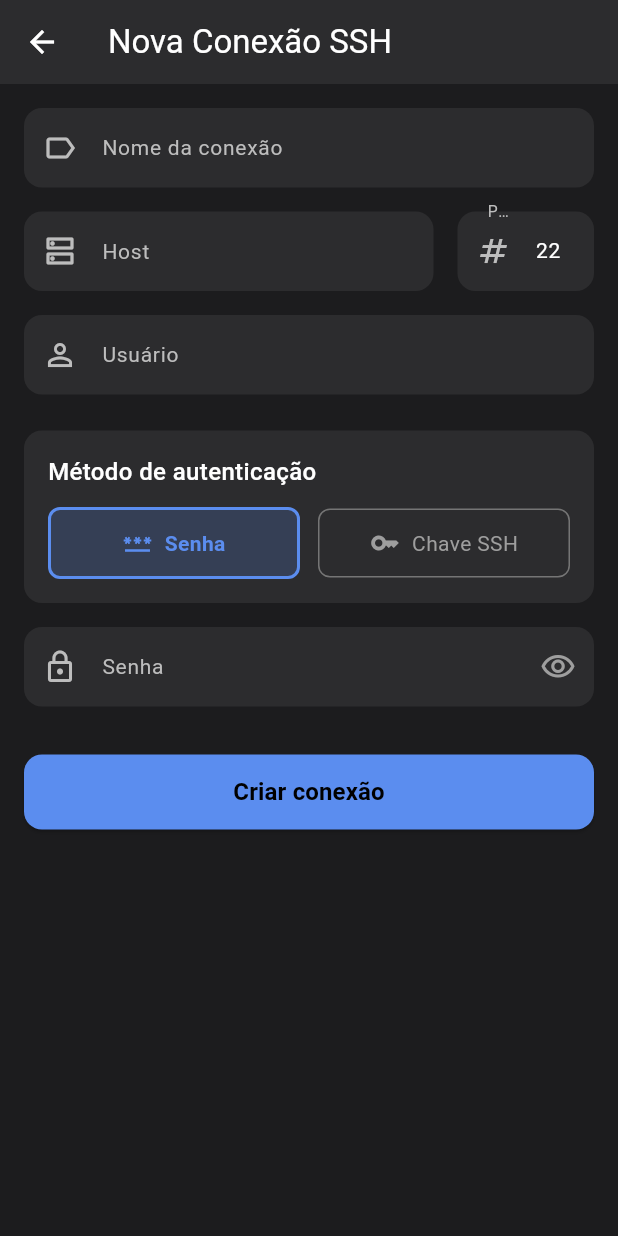
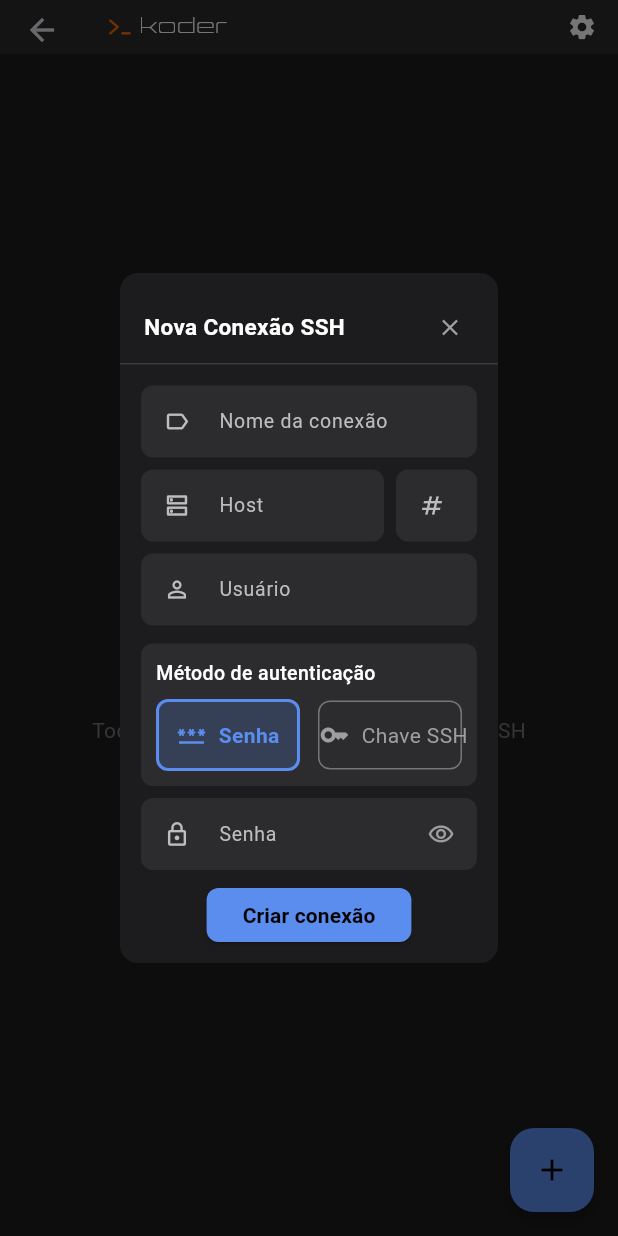
Before and after one commit to ropermen/c-term, a Flutter app: the HomeScreen screen opened directly, after a tap on the "add" icon, on a phone screen of 412 x 824 dp. Run offline on Flutter 3.47's test engine with Material 3 defaults, Android fonts, the phone set to English and light mode, and no system bars; our stand-ins replace flutter_secure_storage, local_auth, package_info_plus, wakelock_plus, web; missing offline and left inert: dart:js_interop, dart:ui_web, dartssh2, xterm; accounts and stored records are empty; network calls fail.

Commit message:
Make connection forms compact modal dialogs on web
- Dialog uses SingleChildScrollView with mainAxisSize.min so it only
  takes the space it needs instead of expanding to maxHeight
- Reduced maxWidth to 380px, tighter padding and field spacing
- Also updated legacy home_screen to use dialogs

Co-Authored-By: Claude Opus 4.6 <noreply@anthropic.com>

```diff
--- a/lib/screens/connection_form_screen.dart
+++ b/lib/screens/connection_form_screen.dart
@@ -135,29 +135,30 @@ class _ConnectionFormScreenState extends State<ConnectionFormScreen> {
 
     return Dialog(
       backgroundColor: const Color(0xFF1C1C1E),
-      shape: RoundedRectangleBorder(borderRadius: BorderRadius.circular(16)),
+      shape: RoundedRectangleBorder(borderRadius: BorderRadius.circular(12)),
+      insetPadding: const EdgeInsets.symmetric(horizontal: 80, vertical: 40),
       child: ConstrainedBox(
-        constraints: const BoxConstraints(maxWidth: 440, maxHeight: 600),
+        constraints: const BoxConstraints(maxWidth: 380),
+        child: Form(
+          key: _formKey,
+          child: SingleChildScrollView(
             child: Column(
               mainAxisSize: MainAxisSize.min,
+              crossAxisAlignment: CrossAxisAlignment.stretch,
               children: [
                 // Title bar
-            Container(
-              padding: const EdgeInsets.symmetric(horizontal: 16, vertical: 12),
-              decoration: const BoxDecoration(
-                color: Color(0xFF2C2C2E),
-                borderRadius: BorderRadius.vertical(top: Radius.circular(16)),
-              ),
+                Padding(
+                  padding: const EdgeInsets.fromLTRB(16, 12, 8, 0),
                   child: Row(
                     children: [
                       Expanded(
                         child: Text(
                           title,
-                      style: const TextStyle(color: Colors.white, fontSize: 16, fontWeight: FontWeight.w600),
+                          style: const TextStyle(color: Colors.white, fontSize: 15, fontWeight: FontWeight.w600),
                         ),
                       ),
                       IconButton(
-                    icon: const Icon(Icons.close, color: Colors.grey, size: 20),
+                        icon: const Icon(Icons.close, color: Colors.grey, size: 18),
                         onPressed: () => Navigator.of(context).pop(),
                         padding: EdgeInsets.zero,
                         constraints: const BoxConstraints(minWidth: 28, minHeight: 28),
@@ -165,18 +166,18 @@ class _ConnectionFormScreenState extends State<ConnectionFormScreen> {
                     ],
                   ),
                 ),
+                const Divider(color: Color(0xFF3A3A3C), height: 1),
                 // Form body
-            Flexible(
-              child: Form(
-                key: _formKey,
-                child: ListView(
-                  shrinkWrap: true,
-                  padding: const EdgeInsets.all(16),
+                Padding(
+                  padding: const EdgeInsets.all(14),
+                  child: Column(
+                    mainAxisSize: MainAxisSize.min,
                     children: _buildFormFields(compact: true),
                   ),
                 ),
+              ],
             ),
-          ],
+          ),
         ),
       ),
     );
@@ -205,7 +206,7 @@ class _ConnectionFormScreenState extends State<ConnectionFormScreen> {
   }
 
   List<Widget> _buildFormFields({required bool compact}) {
-    final spacing = compact ? 10.0 : 16.0;
+    final spacing = compact ? 8.0 : 16.0;
 
     return [
       _buildTextField(
@@ -394,9 +395,9 @@ class _ConnectionFormScreenState extends State<ConnectionFormScreen> {
         _buildPasswordField(compact: compact),
       ],
 
-      SizedBox(height: compact ? 16 : 32),
+      SizedBox(height: compact ? 12 : 32),
       SizedBox(
-        height: compact ? 40 : 50,
+        height: compact ? 36 : 50,
         child: ElevatedButton(
           onPressed: _isSaving ? null : _saveConnection,
           style: ElevatedButton.styleFrom(
@@ -485,7 +486,7 @@ class _ConnectionFormScreenState extends State<ConnectionFormScreen> {
         fillColor: const Color(0xFF2C2C2E),
         isDense: compact,
         contentPadding: compact
-            ? const EdgeInsets.symmetric(horizontal: 12, vertical: 10)
+            ? const EdgeInsets.symmetric(horizontal: 10, vertical: 8)
             : null,
         border: OutlineInputBorder(
           borderRadius: BorderRadius.circular(radius),
--- a/lib/screens/home_screen.dart
+++ b/lib/screens/home_screen.dart
@@ -169,10 +169,9 @@ class _HomeScreenState extends State<HomeScreen> {
   }
 
   void _editConnection(SSHConnection connection) {
-    Navigator.of(context).push(
-      MaterialPageRoute(
-        builder: (_) => ConnectionFormScreen(connection: connection),
-      ),
+    showDialog(
+      context: context,
+      builder: (_) => ConnectionFormScreen(connection: connection, asDialog: true),
     );
   }
 
@@ -441,8 +440,9 @@ class _HomeScreenState extends State<HomeScreen> {
       ),
       floatingActionButton: FloatingActionButton(
         onPressed: () {
-          Navigator.of(context).push(
-            MaterialPageRoute(builder: (_) => const ConnectionFormScreen()),
+          showDialog(
+            context: context,
+            builder: (_) => const ConnectionFormScreen(asDialog: true),
           );
         },
         backgroundColor: const Color(0xFF5B8DEF),
```
Lines whose indentation alone changed are shown as unchanged.
